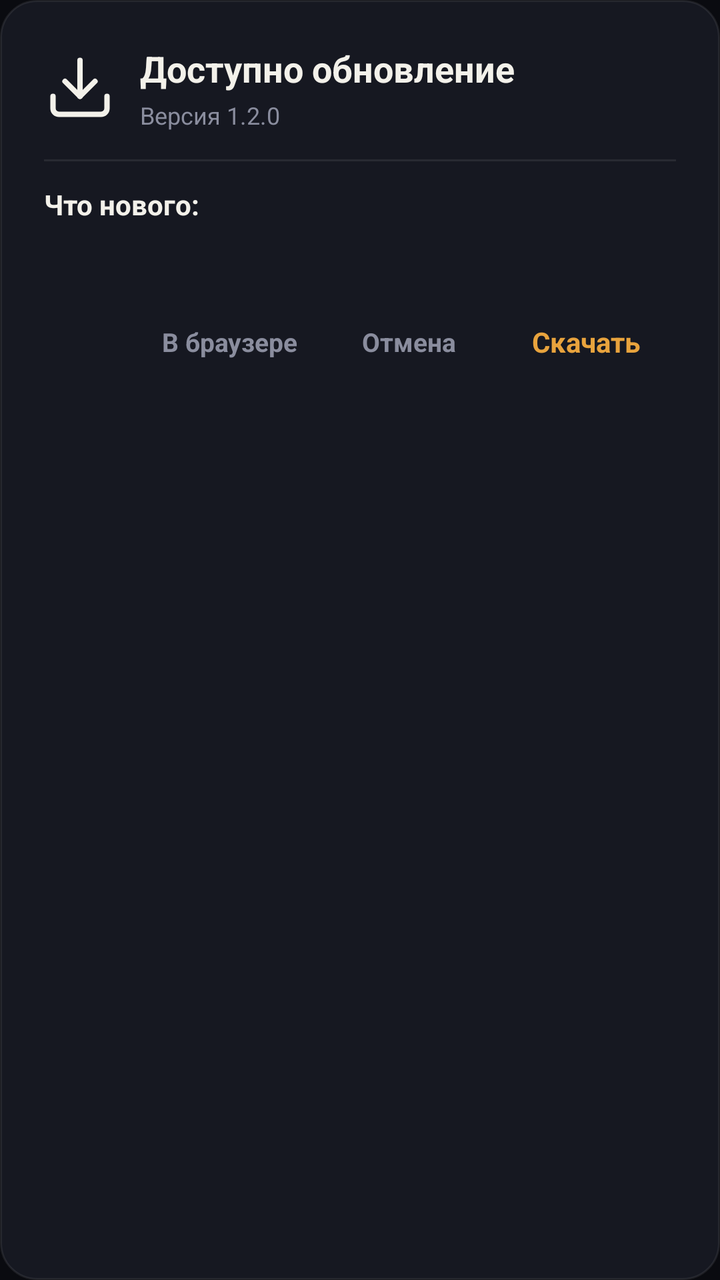
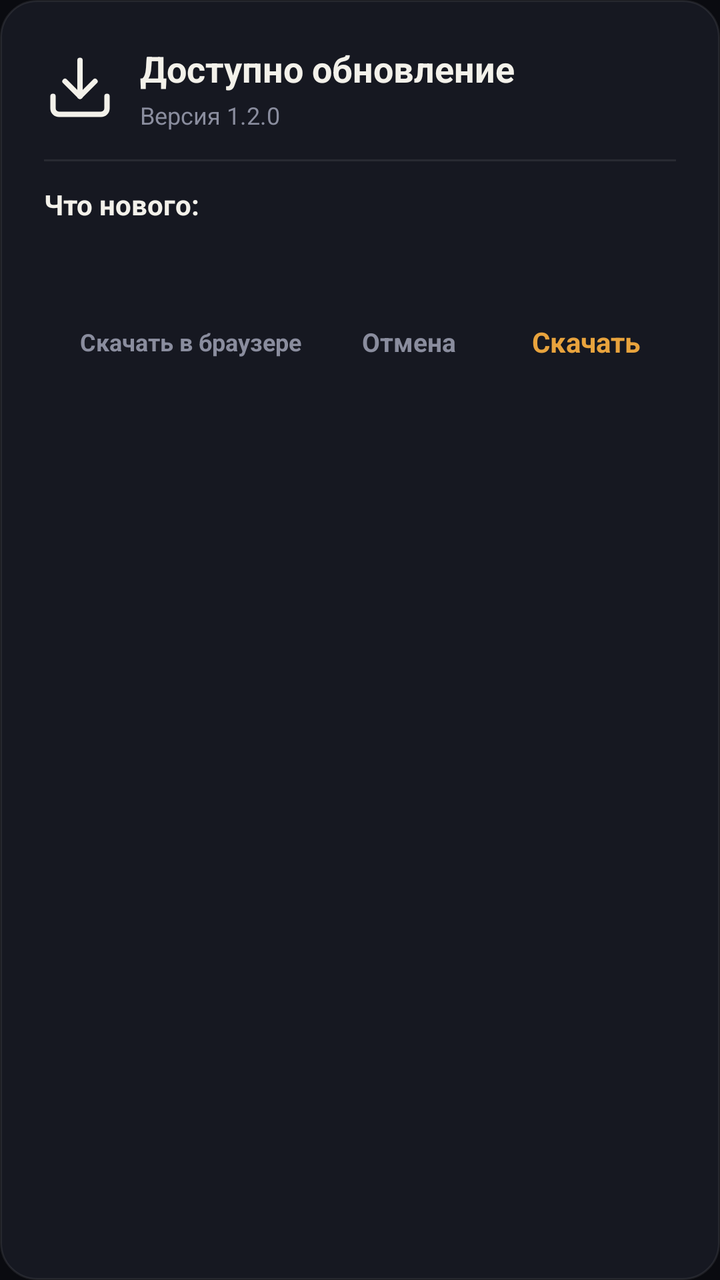

Compare the two renders of this Android layout. The source of the first and the diff that turns it into the second are given below.
<!-- AndroidManifest.xml: application theme Theme.Mirage -->
<!-- res/layout/dialog_update_available.xml -->
<?xml version="1.0" encoding="utf-8"?>
<LinearLayout xmlns:android="http://schemas.android.com/apk/res/android"
    android:id="@+id/dialogUpdateAvailableRoot"
    android:layout_width="match_parent"
    android:layout_height="wrap_content"
    android:background="@drawable/bg_card"
    android:orientation="vertical"
    android:padding="22dp">

    
    <LinearLayout
        android:layout_width="match_parent"
        android:layout_height="wrap_content"
        android:gravity="center_vertical"
        android:orientation="horizontal">

        <ImageView
            android:id="@+id/ivUpdateAvailableIcon"
            android:layout_width="36dp"
            android:layout_height="36dp"
            android:layout_marginEnd="12dp"
            android:src="@drawable/ic_download"
            android:contentDescription="@null" />

        <LinearLayout
            android:layout_width="0dp"
            android:layout_height="wrap_content"
            android:layout_weight="1"
            android:orientation="vertical">

            <TextView
                android:id="@+id/tvUpdateAvailableTitle"
                android:layout_width="wrap_content"
                android:layout_height="wrap_content"
                android:text="@string/update_dialog_title"
                android:textColor="@color/ink"
                android:textSize="18sp"
                android:textStyle="bold" />

            <TextView
                android:id="@+id/tvUpdateVersionBadge"
                android:layout_width="wrap_content"
                android:layout_height="wrap_content"
                android:layout_marginTop="3dp"
                android:text="Версия 1.2.0"
                android:textColor="@color/ink_soft"
                android:textSize="12sp" />
        </LinearLayout>
    </LinearLayout>

    <View
        android:id="@+id/vUpdateAvailableDivider"
        android:layout_width="match_parent"
        android:layout_height="1dp"
        android:layout_marginTop="14dp"
        android:layout_marginBottom="12dp"
        android:background="@color/card_stroke" />

    <TextView
        android:id="@+id/tvChangelogLabel"
        android:layout_width="wrap_content"
        android:layout_height="wrap_content"
        android:text="Что нового:"
        android:textColor="@color/ink"
        android:textSize="14sp"
        android:textStyle="bold" />

    <ScrollView
        android:layout_width="match_parent"
        android:layout_height="wrap_content"
        android:layout_marginTop="8dp"
        android:layout_marginBottom="14dp"
        android:maxHeight="200dp">

        <TextView
            android:id="@+id/tvUpdateChangelog"
            android:layout_width="match_parent"
            android:layout_height="wrap_content"
            android:lineSpacingExtra="3dp"
            android:textColor="@color/ink_soft"
            android:textSize="13sp" />
    </ScrollView>

    
    <LinearLayout
        android:id="@+id/layoutUpdateProgress"
        android:layout_width="match_parent"
        android:layout_height="wrap_content"
        android:layout_marginBottom="14dp"
        android:orientation="vertical"
        android:visibility="gone">

        <ProgressBar
            android:id="@+id/pbUpdateDownload"
            style="?android:attr/progressBarStyleHorizontal"
            android:layout_width="match_parent"
            android:layout_height="8dp"
            android:indeterminate="false"
            android:max="100"
            android:progress="0"
            android:progressBackgroundTint="@color/card_stroke"
            android:progressTint="@color/accent" />

        <TextView
            android:id="@+id/tvUpdateDownloadProgress"
            android:layout_width="match_parent"
            android:layout_height="wrap_content"
            android:layout_marginTop="6dp"
            android:gravity="center"
            android:text="@string/update_download_preparing"
            android:textColor="@color/ink_soft"
            android:textSize="12sp" />
    </LinearLayout>

    
    <LinearLayout
        android:layout_width="match_parent"
        android:layout_height="wrap_content"
        android:gravity="end|center_vertical"
        android:orientation="horizontal">

        <TextView
            android:id="@+id/btnUpdateBrowser"
            android:layout_width="wrap_content"
            android:layout_height="wrap_content"
            android:background="@android:color/transparent"
            android:clickable="true"
            android:focusable="false"
            android:paddingStart="12dp"
            android:paddingEnd="12dp"
            android:paddingTop="10dp"
            android:paddingBottom="10dp"
            android:text="@string/update_dialog_browser_btn"
            android:textColor="@color/ink_soft"
            android:textSize="13sp"
            android:textStyle="bold" />

        <TextView
            android:id="@+id/btnUpdateLater"
            android:layout_width="wrap_content"
            android:layout_height="wrap_content"
            android:layout_marginStart="8dp"
            android:background="@android:color/transparent"
            android:clickable="true"
            android:focusable="false"
            android:paddingStart="12dp"
            android:paddingEnd="12dp"
            android:paddingTop="10dp"
            android:paddingBottom="10dp"
            android:text="@string/update_dialog_later"
            android:textColor="@color/ink_soft"
            android:textSize="13sp"
            android:textStyle="bold" />

        <TextView
            android:id="@+id/btnUpdateDownload"
            android:layout_width="wrap_content"
            android:layout_height="wrap_content"
            android:layout_marginStart="8dp"
            android:background="@android:color/transparent"
            android:clickable="true"
            android:focusable="false"
            android:paddingStart="18dp"
            android:paddingEnd="18dp"
            android:paddingTop="10dp"
            android:paddingBottom="10dp"
            android:text="@string/update_dialog_download"
            android:textColor="@color/accent"
            android:textSize="14sp"
            android:textStyle="bold" />
    </LinearLayout>

</LinearLayout>
<!-- resources referenced by this layout -->
<resources>
  <color name="accent">#E8A33D</color>
  <color name="card_stroke">#14FFFFFF</color>
  <color name="ink">#F3F1EA</color>
  <color name="ink_soft">#8A8D9E</color>
  <!-- drawable bg_card (drawable) -->
  <?xml version="1.0" encoding="utf-8"?>
  <shape xmlns:android="http://schemas.android.com/apk/res/android"
      android:shape="rectangle">
      <corners android:radius="18dp" />
      <solid android:color="@color/card" />
      <stroke
          android:width="1dp"
          android:color="@color/card_stroke" />
  </shape>
  <!-- drawable ic_download (drawable) -->
  <?xml version="1.0" encoding="utf-8"?>
  <vector xmlns:android="http://schemas.android.com/apk/res/android"
      android:width="20dp"
      android:height="20dp"
      android:viewportWidth="24"
      android:viewportHeight="24">
      <path
          android:strokeColor="@color/ink"
          android:strokeWidth="1.8"
          android:strokeLineCap="round"
          android:strokeLineJoin="round"
          android:pathData="M21,15v4a2,2 0 0,1 -2,2H5a2,2 0 0,1 -2,-2v-4" />
      <path
          android:strokeColor="@color/ink"
          android:strokeWidth="1.8"
          android:strokeLineCap="round"
          android:strokeLineJoin="round"
          android:pathData="M7,10l5,5 5,-5" />
      <path
          android:strokeColor="@color/ink"
          android:strokeWidth="1.8"
          android:strokeLineCap="round"
          android:strokeLineJoin="round"
          android:pathData="M12,15V3" />
  </vector>
  <string name="update_dialog_browser_btn">В браузере</string>
  <string name="update_dialog_download">Скачать</string>
  <string name="update_dialog_later">Отмена</string>
  <string name="update_dialog_title">Доступно обновление</string>
  <string name="update_download_preparing">Подготовка к загрузке…</string>
  <style name="Theme.Mirage" parent="Theme.Material3.Dark.NoActionBar">
          <item name="android:windowBackground">@color/bg</item>
          <item name="android:statusBarColor">@color/bg</item>
          <item name="android:navigationBarColor">@color/bg</item>
          <item name="android:windowLightStatusBar">false</item>
          <item name="colorPrimary">@color/amber</item>
          <item name="colorSecondary">@color/amber_deep</item>
          <item name="colorSurface">@color/card</item>
          <item name="colorOnSurface">@color/ink</item>
      </style>
  <color name="card">#161821</color>
  <color name="bg">#0A0B10</color>
  <color name="amber">#E8A33D</color>
  <color name="amber_deep">#C9722A</color>
</resources>

<!-- the commit's change to res/layout/dialog_update_available.xml (unified diff, before → after) -->
@@ -126,13 +126,14 @@
             android:background="@android:color/transparent"
             android:clickable="true"
             android:focusable="false"
-            android:paddingStart="12dp"
-            android:paddingEnd="12dp"
+            android:maxLines="1"
+            android:paddingStart="10dp"
+            android:paddingEnd="10dp"
             android:paddingTop="10dp"
             android:paddingBottom="10dp"
             android:text="@string/update_dialog_browser_btn"
             android:textColor="@color/ink_soft"
-            android:textSize="13sp"
+            android:textSize="12sp"
             android:textStyle="bold" />
 
         <TextView
<!-- resource entries referenced after the edit -->
@@ -40,7 +40,7 @@
           android:strokeLineJoin="round"
           android:pathData="M12,15V3" />
   </vector>
-  <string name="update_dialog_browser_btn">В браузере</string>
+  <string name="update_dialog_browser_btn">Скачать в браузере</string>
   <string name="update_dialog_download">Скачать</string>
   <string name="update_dialog_later">Отмена</string>
   <string name="update_dialog_title">Доступно обновление</string>
